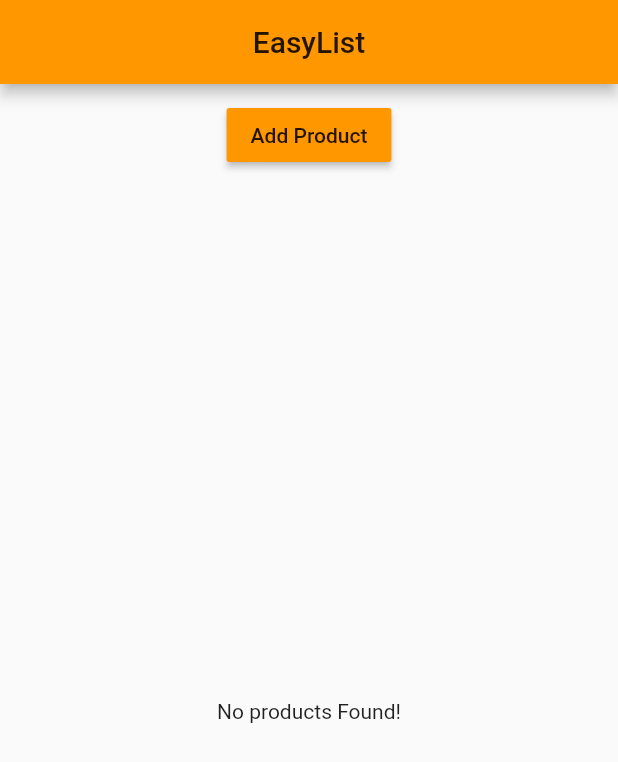
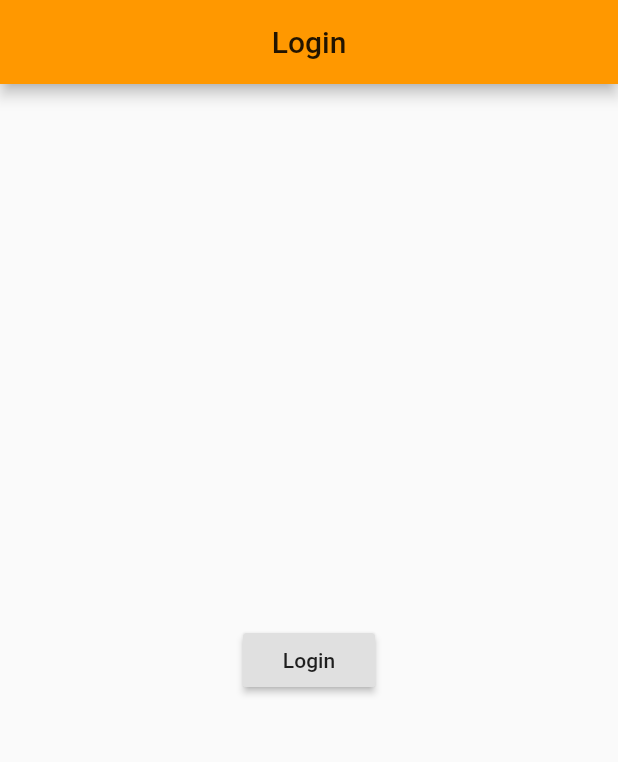
Before and after one commit to felipefschwade/cursoFlutterUdemy, a Flutter app: the screen it shows after launch, on a phone screen of 412 x 824 dp. Shown: the top 762 px of the screen. Run offline on Flutter 3.47's test engine with Material 2 defaults, Android fonts, the phone set to English and light mode, and no system bars.

Commit message:
Working with many routes. Creating a 'Login' Route.

```diff
--- a/lib/main.dart
+++ b/lib/main.dart
@@ -1,6 +1,5 @@
-import 'package:curso_udemy/pages/home.dart';
+import 'package:curso_udemy/pages/auth.dart';
 import 'package:flutter/material.dart';
-import 'package:curso_udemy/products_manager.dart';
 
 void main() => runApp(new App());
 
@@ -13,7 +12,7 @@ class App extends StatelessWidget {
         primarySwatch: Colors.orange,
         accentColor: Colors.greenAccent,
       ),
-      home: HomePage(),
+      home: AuthPage(),
     );
   }
 }
--- /dev/null
+++ b/lib/pages/auth.dart
@@ -0,0 +1,23 @@
+import 'package:curso_udemy/pages/products_page.dart';
+import 'package:flutter/material.dart';
+
+class AuthPage extends StatelessWidget {
+  @override
+  Widget build(BuildContext context) {
+    return Scaffold(
+        appBar: AppBar(
+          centerTitle: true,
+          title: Text('Login'),
+        ),
+        body: Center(
+          child: RaisedButton(
+            child: Text('Login'),
+            onPressed: () {
+              Navigator.pushReplacement(context, MaterialPageRoute(builder: (BuildContext context) => ProductsPage()));
+            },
+          ),
+        ),
+    );
+  }
+
+}
--- a/lib/pages/home.dart
+++ b/lib/pages/products_page.dart
@@ -1,11 +1,12 @@
-
+import 'package:curso_udemy/drawer.dart';
 import 'package:curso_udemy/products_manager.dart';
 import 'package:flutter/material.dart';
 
-class HomePage extends StatelessWidget {
+class ProductsPage extends StatelessWidget {
   @override
   Widget build(BuildContext context) {
     return Scaffold(
+        drawer: CustomDrawer(),
         appBar: AppBar(
           centerTitle: true,
           title: Text('EasyList'),
```
Also changed, not shown: lib/drawer.dart (added, +49 -0 lines), lib/pages/admin_page.dart (added, +19 -0 lines), lib/pages/product.dart (+9 -3 lines), lib/products.dart (+10 -3 lines), lib/products_manager.dart (+7 -1 lines).
